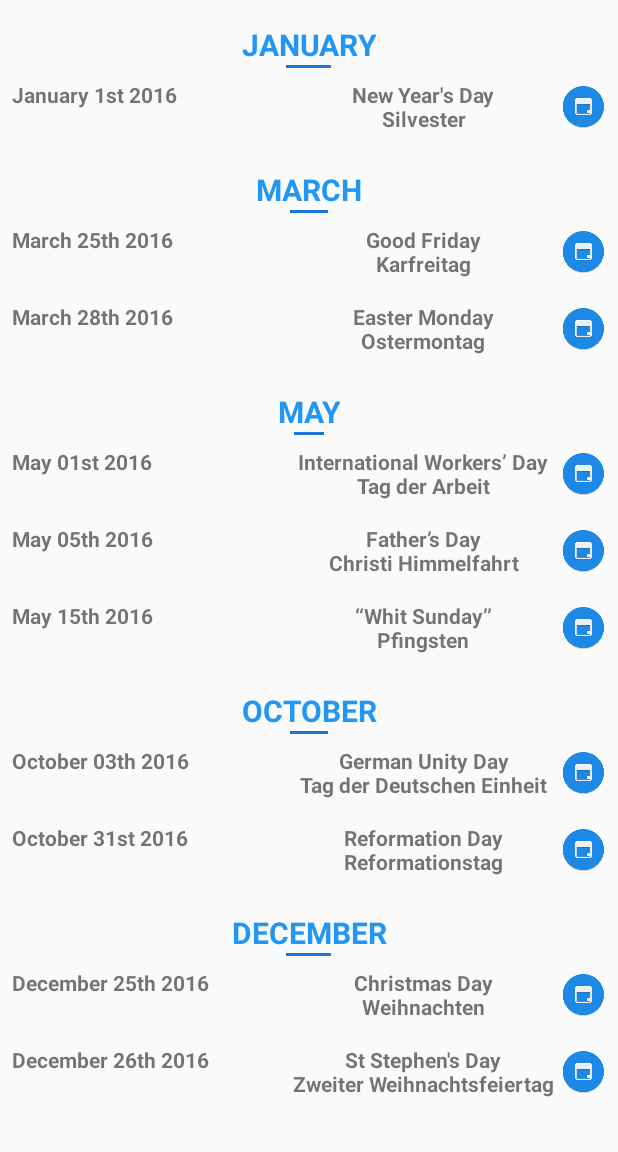
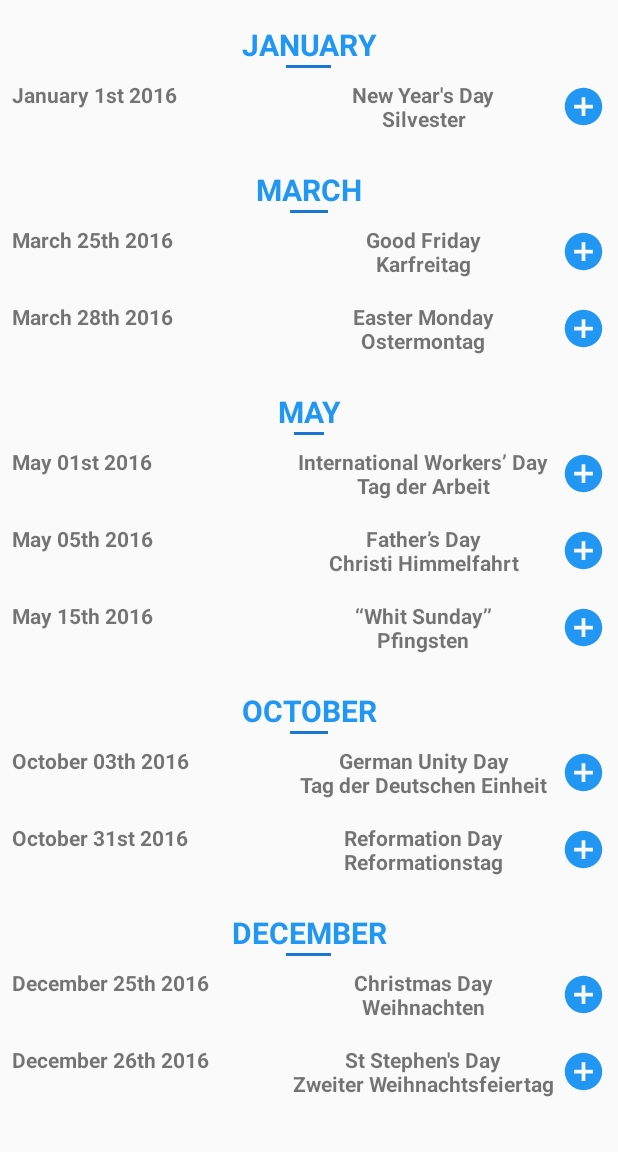
Before and after one commit to Lashchyk/WTM-Berlin-Android-Study-Jam, an Android app: the screen it shows after launch (MainActivity), on a phone screen of 412 x 824 dp, the part 84-1236 px from its top. Run offline under Robolectric (Android 15) with nearby library versions, the phone set to English and light mode, and no system bars.

Commit message:
fixed design issues

```diff
--- /dev/null
+++ b/app/src/main/res/drawable/add.xml
@@ -0,0 +1,9 @@
+<vector xmlns:android="http://schemas.android.com/apk/res/android"
+        android:width="24dp"
+        android:height="24dp"
+        android:viewportWidth="24.0"
+        android:viewportHeight="24.0">
+    <path
+        android:fillColor="@color/colorPrimaryDark"
+        android:pathData="M12,2C6.48,2 2,6.48 2,12s4.48,10 10,10 10,-4.48 10,-10S17.52,2 12,2zM10,17l-5,-5 1.41,-1.41L10,14.17l7.59,-7.59L19,8l-9,9z"/>
+</vector>
--- a/app/src/main/res/drawable/ic_assignment_turned_in_black_24dp.xml
+++ /dev/null
@@ -1,9 +0,0 @@
-<vector xmlns:android="http://schemas.android.com/apk/res/android"
-        android:width="24dp"
-        android:height="24dp"
-        android:viewportWidth="24.0"
-        android:viewportHeight="24.0">
-    <path
-        android:fillColor="@color/colorPrimaryDark"
-        android:pathData="M19,3h-4.18C14.4,1.84 13.3,1 12,1c-1.3,0 -2.4,0.84 -2.82,2L5,3c-1.1,0 -2,0.9 -2,2v14c0,1.1 0.9,2 2,2h14c1.1,0 2,-0.9 2,-2L21,5c0,-1.1 -0.9,-2 -2,-2zM12,3c0.55,0 1,0.45 1,1s-0.45,1 -1,1 -1,-0.45 -1,-1 0.45,-1 1,-1zM10,17l-4,-4 1.41,-1.41L10,14.17l6.59,-6.59L18,9l-8,8z"/>
-</vector>
--- /dev/null
+++ b/app/src/main/res/drawable/save.xml
@@ -0,0 +1,9 @@
+<vector xmlns:android="http://schemas.android.com/apk/res/android"
+        android:width="24dp"
+        android:height="24dp"
+        android:viewportWidth="24.0"
+        android:viewportHeight="24.0">
+    <path
+        android:fillColor="@color/colorPrimary"
+        android:pathData="M12,2C6.48,2 2,6.48 2,12s4.48,10 10,10 10,-4.48 10,-10S17.52,2 12,2zM17,13h-4v4h-2v-4L7,13v-2h4L11,7h2v4h4v2z"/>
+</vector>
--- a/app/src/main/res/layout/activity_main.xml
+++ b/app/src/main/res/layout/activity_main.xml
@@ -87,7 +87,7 @@
                 android:id="@+id/calendar1stJanuary"
                 android:layout_width="30dp"
                 android:layout_height="match_parent"
-                android:src="@drawable/calendar"
+                android:src="@drawable/save"
                 android:scaleType="fitCenter" />
         </LinearLayout>
 
@@ -133,7 +133,7 @@
                 android:id="@+id/calendar25thOfMarch"
                 android:layout_width="30dp"
                 android:layout_height="match_parent"
-                android:src="@drawable/calendar"
+                android:src="@drawable/save"
                 android:scaleType="fitCenter" />
         </LinearLayout>
 
@@ -162,7 +162,7 @@
                 android:id="@+id/calendar28thOfMarch"
                 android:layout_width="30dp"
                 android:layout_height="match_parent"
-                android:src="@drawable/calendar"
+                android:src="@drawable/save"
                 android:scaleType="fitCenter" />
         </LinearLayout>
 
@@ -208,7 +208,7 @@
                 android:id="@+id/calendar01stOfMay"
                 android:layout_width="30dp"
                 android:layout_height="match_parent"
-                android:src="@drawable/calendar"
+                android:src="@drawable/save"
                 android:scaleType="fitCenter" />
         </LinearLayout>
 
@@ -237,7 +237,7 @@
                 android:id="@+id/calendar05thOfMay"
                 android:layout_width="30dp"
                 android:layout_height="match_parent"
-                android:src="@drawable/calendar"
+                android:src="@drawable/save"
                 android:scaleType="fitCenter" />
         </LinearLayout>
 
@@ -266,7 +266,7 @@
                 android:id="@+id/calendar15thOfMay"
                 android:layout_width="30dp"
                 android:layout_height="match_parent"
-                android:src="@drawable/calendar"
+                android:src="@drawable/save"
                 android:scaleType="fitCenter" />
         </LinearLayout>
 
@@ -312,7 +312,7 @@
                 android:id="@+id/calendar03thOfOctober"
                 android:layout_width="30dp"
                 android:layout_height="match_parent"
-                android:src="@drawable/calendar"
+                android:src="@drawable/save"
                 android:scaleType="fitCenter" />
         </LinearLayout>
 
@@ -341,7 +341,7 @@
                 android:id="@+id/calendar31sthOfOctober"
                 android:layout_width="30dp"
                 android:layout_height="match_parent"
-                android:src="@drawable/calendar"
+                android:src="@drawable/save"
                 android:scaleType="fitCenter" />
         </LinearLayout>
 
@@ -387,7 +387,7 @@
                 android:id="@+id/calendar25thOfDecember"
                 android:layout_width="30dp"
                 android:layout_height="match_parent"
-                android:src="@drawable/calendar"
+                android:src="@drawable/save"
                 android:scaleType="fitCenter" />
         </LinearLayout>
 
@@ -416,7 +416,7 @@
                 android:id="@+id/calendar26thOfDecember"
                 android:layout_width="30dp"
                 android:layout_height="match_parent"
-                android:src="@drawable/calendar"
+                android:src="@drawable/save"
                 android:scaleType="fitCenter" />
         </LinearLayout>
 
```
